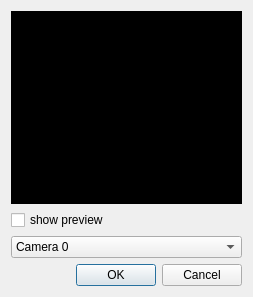
The window that src/CameraDialog.ui (markus-wa/glmixer-mirror) describes before a commit, drawn with Qt 5.
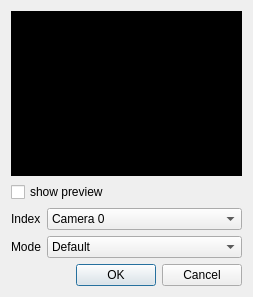
The same window after the commit. Icons and pictures are not drawn.

Commit message: Implementation of VideoStreamSource (with VideoStream and its creation dialogs. Creation of a SizeSelectionDialog for all sources dialog. Improvement of stability for WebSource and OpenCV Sources.

```diff
--- a/src/CameraDialog.ui
+++ b/src/CameraDialog.ui
@@ -26,6 +26,12 @@
   <layout class="QVBoxLayout" name="verticalLayout">
    <item>
     <widget class="QLabel" name="nopreview">
+     <property name="sizePolicy">
+      <sizepolicy hsizetype="Preferred" vsizetype="Expanding">
+       <horstretch>0</horstretch>
+       <verstretch>0</verstretch>
+      </sizepolicy>
+     </property>
      <property name="styleSheet">
       <string notr="true">background-color: rgb(0, 0, 0);
 color: rgb(255, 255, 255);</string>
@@ -52,7 +58,16 @@
     </widget>
    </item>
    <item>
-    <widget class="QComboBox" name="opencvComboBox">
+    <layout class="QFormLayout" name="formLayout">
+     <item row="0" column="0">
+      <widget class="QLabel" name="label">
+       <property name="text">
+        <string>Index</string>
+       </property>
+      </widget>
+     </item>
+     <item row="0" column="1">
+      <widget class="QComboBox" name="indexSelection">
      <property name="sizePolicy">
       <sizepolicy hsizetype="Expanding" vsizetype="Fixed">
        <horstretch>0</horstretch>
@@ -80,6 +95,34 @@
       </property>
      </item>
     </widget>
+     </item>
+     <item row="1" column="0">
+      <widget class="QLabel" name="label_2">
+       <property name="text">
+        <string>Mode</string>
+       </property>
+      </widget>
+     </item>
+     <item row="1" column="1">
+      <widget class="QComboBox" name="ModeSelection">
+       <item>
+        <property name="text">
+         <string>Default</string>
+        </property>
+       </item>
+       <item>
+        <property name="text">
+         <string>Low Resolution</string>
+        </property>
+       </item>
+       <item>
+        <property name="text">
+         <string>High Resolution</string>
+        </property>
+       </item>
+      </widget>
+     </item>
+    </layout>
    </item>
    <item>
     <widget class="QDialogButtonBox" name="validationButtonBox">
```
Lines whose indentation alone changed are shown as unchanged. The commit also changes 54 other files.
